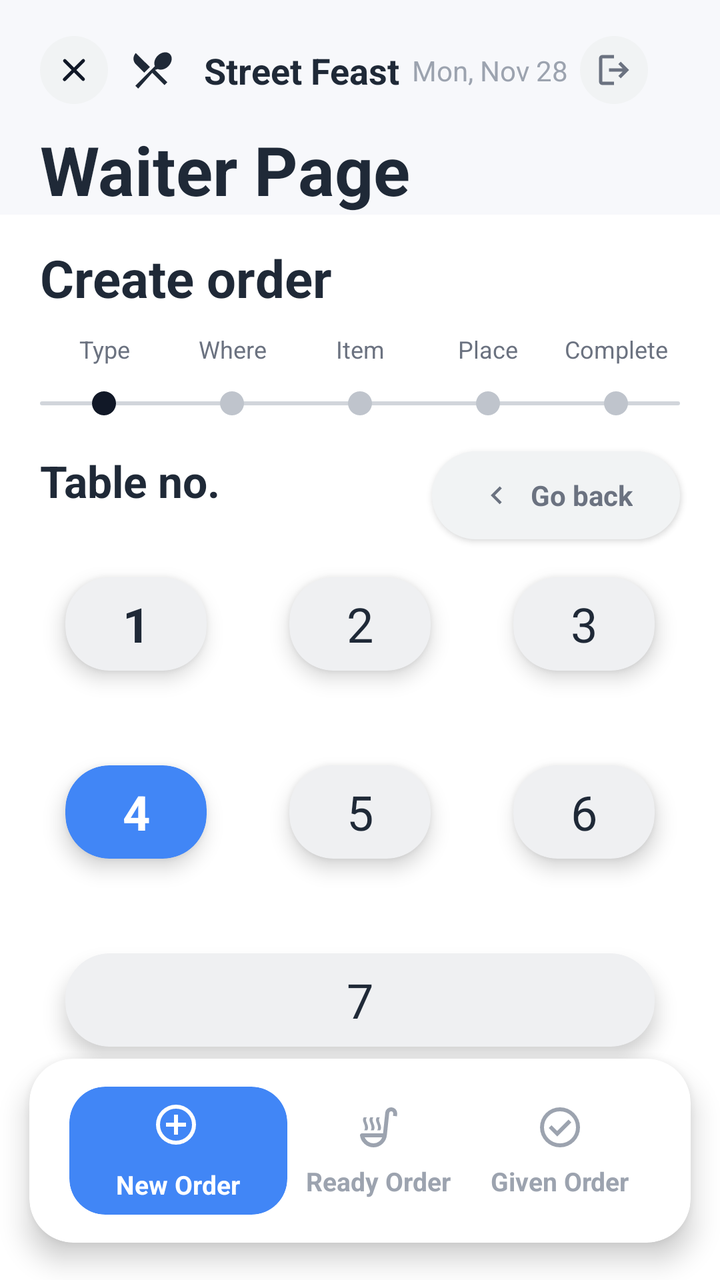
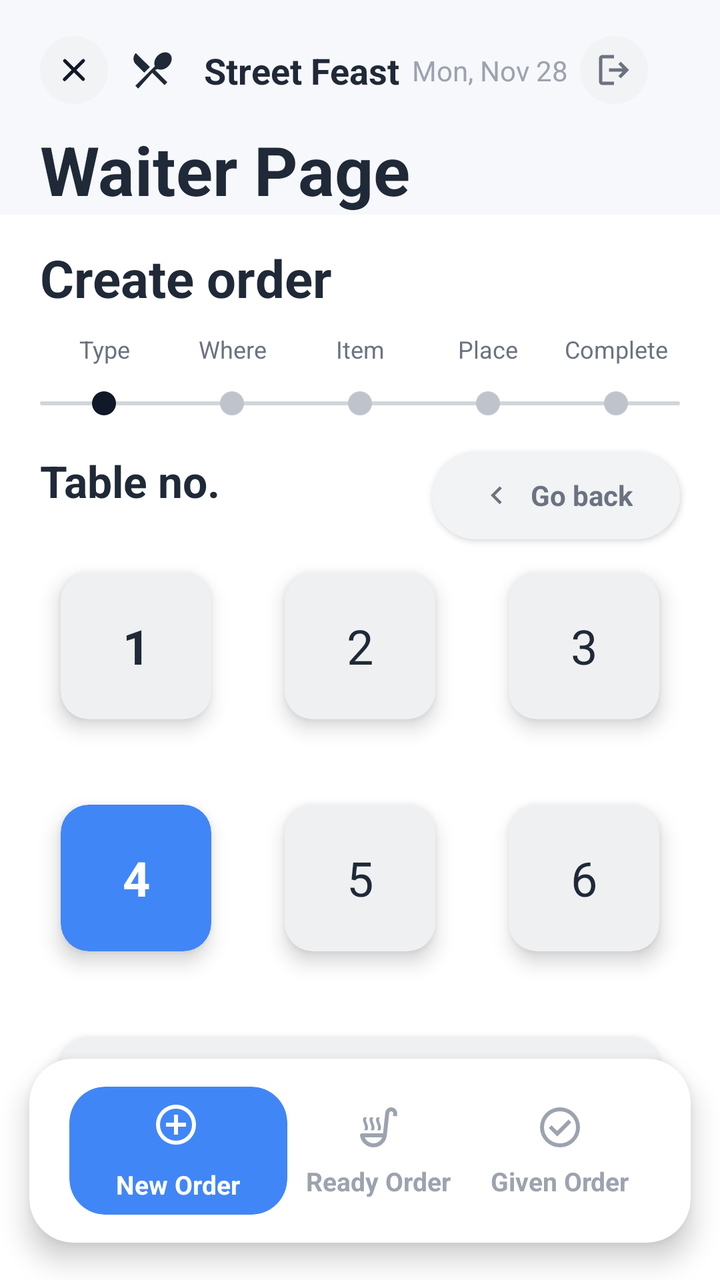

The first picture is an Android layout as it rendered before a commit; the second is the same layout after the commit. The layout source and the unified diff follow.
<!-- AndroidManifest.xml: application theme Theme.StreetFeast -->
<!-- res/layout/fragment_order_where.xml -->
<?xml version="1.0" encoding="utf-8"?>

<androidx.constraintlayout.widget.ConstraintLayout xmlns:android="http://schemas.android.com/apk/res/android"
    xmlns:app="http://schemas.android.com/apk/res-auto"
    android:layout_width="match_parent"
    android:layout_height="match_parent"
    android:background="@color/sf_bg">

    <include
        android:id="@+id/appbar"
        layout="@layout/include_sf_appbar"
        android:layout_width="0dp"
        android:layout_height="wrap_content"
        app:layout_constraintTop_toTopOf="parent"
        app:layout_constraintStart_toStartOf="parent"
        app:layout_constraintEnd_toEndOf="parent" />

    <TextView
        android:id="@+id/tvCreateOrder"
        android:layout_width="wrap_content"
        android:layout_height="wrap_content"
        android:layout_marginStart="@dimen/sf_pad_screen_h"
        android:layout_marginTop="14dp"
        android:text="Create order"
        android:textColor="@color/sf_text_primary"
        android:textSize="26sp"
        android:textStyle="bold"
        app:layout_constraintTop_toBottomOf="@id/appbar"
        app:layout_constraintStart_toStartOf="parent" />

    <include
        android:id="@+id/stepper"
        layout="@layout/include_sf_stepper"
        android:layout_width="0dp"
        android:layout_height="wrap_content"
        android:layout_marginStart="@dimen/sf_pad_screen_h"
        android:layout_marginEnd="@dimen/sf_pad_screen_h"
        android:layout_marginTop="10dp"
        app:layout_constraintTop_toBottomOf="@id/tvCreateOrder"
        app:layout_constraintStart_toStartOf="parent"
        app:layout_constraintEnd_toEndOf="parent" />

    
    <TextView
        android:id="@+id/tvTableNo"
        android:layout_width="wrap_content"
        android:layout_height="wrap_content"
        android:layout_marginStart="@dimen/sf_pad_screen_h"
        android:layout_marginTop="18dp"
        android:text="Table no."
        android:textColor="@color/sf_text_primary"
        android:textSize="22sp"
        android:textStyle="bold"
        app:layout_constraintTop_toBottomOf="@id/stepper"
        app:layout_constraintStart_toStartOf="parent" />

    <LinearLayout
        android:id="@+id/btnGoBack"
        android:layout_width="124dp"
        android:layout_height="44dp"
        android:layout_marginEnd="@dimen/sf_pad_screen_h"
        android:background="@drawable/sf_bg_chip"
        android:gravity="center"
        android:orientation="horizontal"
        android:paddingStart="14dp"
        android:paddingEnd="14dp"
        android:elevation="2dp"
        app:layout_constraintEnd_toEndOf="parent"
        app:layout_constraintTop_toTopOf="@id/tvTableNo">

        <ImageView
            android:layout_width="18dp"
            android:layout_height="18dp"
            android:src="@drawable/ic_chev_left_20" />

        <TextView
            android:layout_width="wrap_content"
            android:layout_height="wrap_content"
            android:layout_marginStart="8dp"
            android:text="Go back"
            android:textColor="@color/sf_text_secondary"
            android:textSize="14sp"
            android:textStyle="bold" />
    </LinearLayout>

    
    <androidx.constraintlayout.helper.widget.Flow
        android:id="@+id/tableFlow"
        android:layout_width="0dp"
        android:layout_height="wrap_content"
        android:layout_marginStart="@dimen/sf_pad_screen_h"
        android:layout_marginEnd="@dimen/sf_pad_screen_h"
        android:layout_marginTop="18dp"
        app:flow_wrapMode="chain"
        app:flow_horizontalStyle="packed"
        app:flow_verticalGap="16dp"
        app:flow_horizontalGap="16dp"
        app:flow_maxElementsWrap="3"
        app:constraint_referenced_ids="t1,t2,t3,t4,t5,t6,t7"
        app:layout_constraintTop_toBottomOf="@id/tvTableNo"
        app:layout_constraintStart_toStartOf="parent"
        app:layout_constraintEnd_toEndOf="parent" />

    
    <androidx.cardview.widget.CardView
        android:id="@+id/t1"
        android:layout_width="0dp"
        android:layout_height="78dp"
        app:cardCornerRadius="@dimen/sf_radius_xl"
        app:cardUseCompatPadding="true"
        app:cardElevation="@dimen/sf_elev_soft"
        app:cardBackgroundColor="@color/sf_surface_soft2">

        <TextView
            android:layout_width="match_parent"
            android:layout_height="match_parent"
            android:gravity="center"
            android:text="1"
            android:textColor="@color/sf_text_primary"
            android:textSize="24sp"
            android:textStyle="bold"/>
    </androidx.cardview.widget.CardView>

    <androidx.cardview.widget.CardView
        android:id="@+id/t2"
        android:layout_width="0dp"
        android:layout_height="78dp"
        app:cardCornerRadius="@dimen/sf_radius_xl"
        app:cardUseCompatPadding="true"
        app:cardElevation="@dimen/sf_elev_soft"
        app:cardBackgroundColor="@color/sf_surface_soft2">

        <TextView
            android:layout_width="match_parent"
            android:layout_height="match_parent"
            android:gravity="center"
            android:text="2"
            android:textColor="@color/sf_text_primary"
            android:textSize="24sp"/>
    </androidx.cardview.widget.CardView>

    <androidx.cardview.widget.CardView
        android:id="@+id/t3"
        android:layout_width="0dp"
        android:layout_height="78dp"
        app:cardCornerRadius="@dimen/sf_radius_xl"
        app:cardUseCompatPadding="true"
        app:cardElevation="@dimen/sf_elev_soft"
        app:cardBackgroundColor="@color/sf_surface_soft2">

        <TextView
            android:layout_width="match_parent"
            android:layout_height="match_parent"
            android:gravity="center"
            android:text="3"
            android:textColor="@color/sf_text_primary"
            android:textSize="24sp"/>
    </androidx.cardview.widget.CardView>

    
    <androidx.cardview.widget.CardView
        android:id="@+id/t4"
        android:layout_width="0dp"
        android:layout_height="78dp"
        app:cardCornerRadius="@dimen/sf_radius_xl"
        app:cardUseCompatPadding="true"
        app:cardElevation="@dimen/sf_elev_soft"
        app:cardBackgroundColor="@color/sf_primary">

        <TextView
            android:layout_width="match_parent"
            android:layout_height="match_parent"
            android:gravity="center"
            android:text="4"
            android:textColor="@color/sf_white"
            android:textSize="24sp"
            android:textStyle="bold"/>
    </androidx.cardview.widget.CardView>

    <androidx.cardview.widget.CardView
        android:id="@+id/t5"
        android:layout_width="0dp"
        android:layout_height="78dp"
        app:cardCornerRadius="@dimen/sf_radius_xl"
        app:cardUseCompatPadding="true"
        app:cardElevation="@dimen/sf_elev_soft"
        app:cardBackgroundColor="@color/sf_surface_soft2">

        <TextView
            android:layout_width="match_parent"
            android:layout_height="match_parent"
            android:gravity="center"
            android:text="5"
            android:textColor="@color/sf_text_primary"
            android:textSize="24sp"/>
    </androidx.cardview.widget.CardView>

    <androidx.cardview.widget.CardView
        android:id="@+id/t6"
        android:layout_width="0dp"
        android:layout_height="78dp"
        app:cardCornerRadius="@dimen/sf_radius_xl"
        app:cardUseCompatPadding="true"
        app:cardElevation="@dimen/sf_elev_soft"
        app:cardBackgroundColor="@color/sf_surface_soft2">

        <TextView
            android:layout_width="match_parent"
            android:layout_height="match_parent"
            android:gravity="center"
            android:text="6"
            android:textColor="@color/sf_text_primary"
            android:textSize="24sp"/>
    </androidx.cardview.widget.CardView>

    <androidx.cardview.widget.CardView
        android:id="@+id/t7"
        android:layout_width="0dp"
        android:layout_height="78dp"
        app:cardCornerRadius="@dimen/sf_radius_xl"
        app:cardUseCompatPadding="true"
        app:cardElevation="@dimen/sf_elev_soft"
        app:cardBackgroundColor="@color/sf_surface_soft2">

        <TextView
            android:layout_width="match_parent"
            android:layout_height="match_parent"
            android:gravity="center"
            android:text="7"
            android:textColor="@color/sf_text_primary"
            android:textSize="24sp"/>
    </androidx.cardview.widget.CardView>

    <include
        android:id="@+id/bottomNav"
        layout="@layout/include_sf_bottom_nav"
        android:layout_width="0dp"
        android:layout_height="wrap_content"
        app:layout_constraintBottom_toBottomOf="parent"
        app:layout_constraintStart_toStartOf="parent"
        app:layout_constraintEnd_toEndOf="parent" />

</androidx.constraintlayout.widget.ConstraintLayout>
<!-- res/layout/include_sf_appbar.xml (included above) -->
<?xml version="1.0" encoding="utf-8"?>
<androidx.constraintlayout.widget.ConstraintLayout xmlns:android="http://schemas.android.com/apk/res/android"
    xmlns:app="http://schemas.android.com/apk/res-auto"
    android:layout_width="match_parent"
    android:layout_height="@dimen/sf_appbar_h"
    android:background="@color/sf_appbar_bg"
    android:paddingStart="@dimen/sf_pad_screen_h"
    android:paddingEnd="@dimen/sf_pad_screen_h"
    android:paddingTop="18dp">

    <FrameLayout
        android:id="@+id/btnClose"
        android:layout_width="34dp"
        android:layout_height="34dp"
        android:background="@drawable/sf_bg_circle_light"
        app:layout_constraintStart_toStartOf="parent"
        app:layout_constraintTop_toTopOf="parent">

        <ImageView
            android:layout_width="20dp"
            android:layout_height="20dp"
            android:layout_gravity="center"
            android:src="@drawable/ic_close_20" />
    </FrameLayout>

    <ImageView
        android:id="@+id/ivBrand"
        android:layout_width="24dp"
        android:layout_height="24dp"
        android:layout_marginStart="10dp"
        android:src="@drawable/ic_cutlery"
        android:tint="@color/sf_text_primary"
        app:layout_constraintStart_toEndOf="@id/btnClose"
        app:layout_constraintTop_toTopOf="@id/btnClose"
        app:layout_constraintBottom_toBottomOf="@id/btnClose" />

    <TextView
        android:id="@+id/tvBrand"
        android:layout_width="wrap_content"
        android:layout_height="wrap_content"
        android:layout_marginStart="8dp"
        android:text="Street Feast"
        android:textColor="@color/sf_text_primary"
        android:textSize="18sp"
        android:textStyle="bold"
        app:layout_constraintStart_toEndOf="@id/ivBrand"
        app:layout_constraintEnd_toStartOf="@id/tvDate"
        app:layout_constraintTop_toTopOf="@id/btnClose"
        app:layout_constraintBottom_toBottomOf="@id/btnClose" />

    <TextView
        android:id="@+id/tvDate"
        android:layout_width="wrap_content"
        android:layout_height="wrap_content"
        android:text="Mon, Nov 28"
        android:textColor="@color/sf_text_muted"
        android:textSize="14sp"
        app:layout_constraintStart_toEndOf="@id/tvBrand"
        app:layout_constraintEnd_toStartOf="@id/btnLogout"
        app:layout_constraintTop_toTopOf="@id/btnClose"
        app:layout_constraintBottom_toBottomOf="@id/btnClose" />

    <FrameLayout
        android:id="@+id/btnLogout"
        android:layout_width="34dp"
        android:layout_height="34dp"
        android:background="@drawable/sf_bg_circle_light"
        android:layout_marginEnd="10dp"
        app:layout_constraintStart_toEndOf="@id/tvDate"
        app:layout_constraintEnd_toEndOf="parent"
        app:layout_constraintTop_toTopOf="parent">

        <ImageView
            android:layout_width="20dp"
            android:layout_height="20dp"
            android:layout_gravity="center"
            android:src="@drawable/logout_24px" />
    </FrameLayout>

    <TextView
        android:id="@+id/tvTitle"
        android:layout_width="wrap_content"
        android:layout_height="wrap_content"
        android:layout_marginTop="10dp"
        android:text="Waiter Page"
        android:textColor="@color/sf_text_primary"
        android:textSize="34sp"
        android:textStyle="bold"
        app:layout_constraintStart_toStartOf="parent"
        app:layout_constraintTop_toBottomOf="@id/btnClose" />

</androidx.constraintlayout.widget.ConstraintLayout>
<!-- res/layout/include_sf_stepper.xml (included above) -->
<?xml version="1.0" encoding="utf-8"?>

<androidx.constraintlayout.widget.ConstraintLayout xmlns:android="http://schemas.android.com/apk/res/android"
    xmlns:app="http://schemas.android.com/apk/res-auto"
    android:layout_width="match_parent"
    android:layout_height="86dp">

    
    <TextView
        android:id="@+id/s1"
        android:layout_width="0dp"
        android:layout_height="wrap_content"
        android:gravity="center"
        android:text="Type"
        android:textColor="@color/sf_text_secondary"
        android:textSize="12sp"
        app:layout_constraintStart_toStartOf="parent"
        app:layout_constraintEnd_toStartOf="@id/s2"
        app:layout_constraintTop_toTopOf="parent"
        app:layout_constraintHorizontal_weight="1" />

    <TextView
        android:id="@+id/s2"
        android:layout_width="0dp"
        android:layout_height="wrap_content"
        android:gravity="center"
        android:text="Where"
        android:textColor="@color/sf_text_secondary"
        android:textSize="12sp"
        app:layout_constraintStart_toEndOf="@id/s1"
        app:layout_constraintEnd_toStartOf="@id/s3"
        app:layout_constraintTop_toTopOf="parent"
        app:layout_constraintHorizontal_weight="1" />

    <TextView
        android:id="@+id/s3"
        android:layout_width="0dp"
        android:layout_height="wrap_content"
        android:gravity="center"
        android:text="Item"
        android:textColor="@color/sf_text_secondary"
        android:textSize="12sp"
        app:layout_constraintStart_toEndOf="@id/s2"
        app:layout_constraintEnd_toStartOf="@id/s4"
        app:layout_constraintTop_toTopOf="parent"
        app:layout_constraintHorizontal_weight="1" />

    <TextView
        android:id="@+id/s4"
        android:layout_width="0dp"
        android:layout_height="wrap_content"
        android:gravity="center"
        android:text="Place"
        android:textColor="@color/sf_text_secondary"
        android:textSize="12sp"
        app:layout_constraintStart_toEndOf="@id/s3"
        app:layout_constraintEnd_toStartOf="@id/s5"
        app:layout_constraintTop_toTopOf="parent"
        app:layout_constraintHorizontal_weight="1" />

    <TextView
        android:id="@+id/s5"
        android:layout_width="0dp"
        android:layout_height="wrap_content"
        android:gravity="center"
        android:text="Complete"
        android:textColor="@color/sf_text_secondary"
        android:textSize="12sp"
        app:layout_constraintStart_toEndOf="@id/s4"
        app:layout_constraintEnd_toEndOf="parent"
        app:layout_constraintTop_toTopOf="parent"
        app:layout_constraintHorizontal_weight="1" />

    
    <View
        android:id="@+id/stepLine"
        android:layout_width="0dp"
        android:layout_height="@dimen/sf_step_line_h"
        android:layout_marginTop="18dp"
        android:background="@drawable/sf_step_line"
        app:layout_constraintStart_toStartOf="parent"
        app:layout_constraintEnd_toEndOf="parent"
        app:layout_constraintTop_toBottomOf="@id/s1" />

    
    <View
        android:id="@+id/d1"
        android:layout_width="@dimen/sf_step_dot"
        android:layout_height="@dimen/sf_step_dot"
        android:background="@drawable/sf_step_dot_active"
        app:layout_constraintTop_toTopOf="@id/stepLine"
        app:layout_constraintBottom_toBottomOf="@id/stepLine"
        app:layout_constraintStart_toStartOf="@id/s1"
        app:layout_constraintEnd_toEndOf="@id/s1" />

    <View
        android:id="@+id/d2"
        android:layout_width="@dimen/sf_step_dot"
        android:layout_height="@dimen/sf_step_dot"
        android:background="@drawable/sf_step_dot_inactive"
        app:layout_constraintTop_toTopOf="@id/stepLine"
        app:layout_constraintBottom_toBottomOf="@id/stepLine"
        app:layout_constraintStart_toStartOf="@id/s2"
        app:layout_constraintEnd_toEndOf="@id/s2" />

    <View
        android:id="@+id/d3"
        android:layout_width="@dimen/sf_step_dot"
        android:layout_height="@dimen/sf_step_dot"
        android:background="@drawable/sf_step_dot_inactive"
        app:layout_constraintTop_toTopOf="@id/stepLine"
        app:layout_constraintBottom_toBottomOf="@id/stepLine"
        app:layout_constraintStart_toStartOf="@id/s3"
        app:layout_constraintEnd_toEndOf="@id/s3" />

    <View
        android:id="@+id/d4"
        android:layout_width="@dimen/sf_step_dot"
        android:layout_height="@dimen/sf_step_dot"
        android:background="@drawable/sf_step_dot_inactive"
        app:layout_constraintTop_toTopOf="@id/stepLine"
        app:layout_constraintBottom_toBottomOf="@id/stepLine"
        app:layout_constraintStart_toStartOf="@id/s4"
        app:layout_constraintEnd_toEndOf="@id/s4" />

    <View
        android:id="@+id/d5"
        android:layout_width="@dimen/sf_step_dot"
        android:layout_height="@dimen/sf_step_dot"
        android:background="@drawable/sf_step_dot_inactive"
        app:layout_constraintTop_toTopOf="@id/stepLine"
        app:layout_constraintBottom_toBottomOf="@id/stepLine"
        app:layout_constraintStart_toStartOf="@id/s5"
        app:layout_constraintEnd_toEndOf="@id/s5" />

    
    <TextView
        android:id="@+id/v1"
        android:layout_width="wrap_content"
        android:layout_height="wrap_content"
        android:layout_marginTop="8dp"
        android:text="Din in"
        android:textColor="@color/sf_text_primary"
        android:textSize="12sp"
        android:visibility="gone"
        app:layout_constraintTop_toBottomOf="@id/stepLine"
        app:layout_constraintStart_toStartOf="@id/s1"
        app:layout_constraintEnd_toEndOf="@id/s1" />

    <TextView
        android:id="@+id/v2"
        android:layout_width="wrap_content"
        android:layout_height="wrap_content"
        android:layout_marginTop="8dp"
        android:text="No 4"
        android:textColor="@color/sf_text_primary"
        android:textSize="12sp"
        android:visibility="gone"
        app:layout_constraintTop_toBottomOf="@id/stepLine"
        app:layout_constraintStart_toStartOf="@id/s2"
        app:layout_constraintEnd_toEndOf="@id/s2" />

</androidx.constraintlayout.widget.ConstraintLayout>
<!-- res/layout/include_sf_bottom_nav.xml (included above) -->
<?xml version="1.0" encoding="utf-8"?>

<androidx.cardview.widget.CardView xmlns:android="http://schemas.android.com/apk/res/android"
    xmlns:app="http://schemas.android.com/apk/res-auto"
    android:id="@+id/bottomNav"
    android:layout_width="match_parent"
    android:layout_height="@dimen/sf_bottom_nav_h"
    app:cardElevation="@dimen/sf_elev_nav"
    app:cardUseCompatPadding="true"
    app:cardCornerRadius="22dp"
    app:cardBackgroundColor="@color/sf_bg">

    <androidx.constraintlayout.widget.ConstraintLayout
        android:layout_width="match_parent"
        android:layout_height="match_parent"
        android:paddingStart="@dimen/sf_pad_screen_h"
        android:paddingEnd="@dimen/sf_pad_screen_h"
        android:paddingTop="14dp"
        android:paddingBottom="14dp">

        
        <androidx.cardview.widget.CardView
            android:id="@+id/navNewOrder"
            android:layout_width="0dp"
            android:layout_height="@dimen/sf_selected_nav_h"
            app:cardBackgroundColor="@color/sf_primary"
            app:cardCornerRadius="18dp"
            app:cardElevation="0dp"
            app:layout_constraintStart_toStartOf="parent"
            app:layout_constraintTop_toTopOf="parent"
            app:layout_constraintBottom_toBottomOf="parent"
            app:layout_constraintEnd_toStartOf="@id/navReadyOrder"
            app:layout_constraintHorizontal_weight="1.2">

            <LinearLayout
                android:layout_width="match_parent"
                android:layout_height="match_parent"
                android:gravity="center"
                android:orientation="vertical">

                <FrameLayout
                    android:layout_width="28dp"
                    android:layout_height="28dp"
                    android:background="@android:color/transparent"
                    android:foreground="?attr/selectableItemBackgroundBorderless">

                    <androidx.cardview.widget.CardView
                        android:layout_width="26dp"
                        android:layout_height="26dp"
                        app:cardCornerRadius="13dp"
                        app:cardBackgroundColor="@android:color/transparent"
                        app:cardElevation="0dp"
                        app:cardUseCompatPadding="false"
                        android:foreground="?attr/selectableItemBackgroundBorderless">

                        <FrameLayout
                            android:layout_width="match_parent"
                            android:layout_height="match_parent"
                            android:background="@android:color/transparent">

                            <ImageView
                                android:layout_width="24dp"
                                android:layout_height="24dp"
                                android:layout_gravity="center"
                                android:src="@drawable/add_circle_24px"
                                android:tint="@color/sf_white" />
                        </FrameLayout>
                    </androidx.cardview.widget.CardView>
                </FrameLayout>

                <TextView
                    android:layout_width="wrap_content"
                    android:layout_height="wrap_content"
                    android:layout_marginTop="6dp"
                    android:text="New Order"
                    android:textColor="@color/sf_white"
                    android:textSize="13sp"
                    android:textStyle="bold" />
            </LinearLayout>
        </androidx.cardview.widget.CardView>

        
        <LinearLayout
            android:id="@+id/navReadyOrder"
            android:layout_width="0dp"
            android:layout_height="wrap_content"
            android:gravity="center"
            android:orientation="vertical"
            app:layout_constraintStart_toEndOf="@id/navNewOrder"
            app:layout_constraintEnd_toStartOf="@id/navGivenOrder"
            app:layout_constraintTop_toTopOf="parent"
            app:layout_constraintBottom_toBottomOf="parent"
            app:layout_constraintHorizontal_weight="1">

            <ImageView
                android:layout_width="24dp"
                android:layout_height="24dp"
                android:src="@drawable/soup_kitchen_24px"
                android:tint="@color/sf_text_muted" />

            <TextView
                android:layout_width="wrap_content"
                android:layout_height="wrap_content"
                android:layout_marginTop="6dp"
                android:text="Ready Order"
                android:textColor="@color/sf_text_muted"
                android:textSize="13sp"
                android:textStyle="bold"/>
        </LinearLayout>

        
        <LinearLayout
            android:id="@+id/navGivenOrder"
            android:layout_width="0dp"
            android:layout_height="wrap_content"
            android:gravity="center"
            android:orientation="vertical"
            app:layout_constraintStart_toEndOf="@id/navReadyOrder"
            app:layout_constraintEnd_toEndOf="parent"
            app:layout_constraintTop_toTopOf="parent"
            app:layout_constraintBottom_toBottomOf="parent"
            app:layout_constraintHorizontal_weight="1">

            <ImageView
                android:layout_width="24dp"
                android:layout_height="24dp"
                android:src="@drawable/check_circle_24px"
                android:tint="@color/sf_text_muted" />

            <TextView
                android:layout_width="wrap_content"
                android:layout_height="wrap_content"
                android:layout_marginTop="6dp"
                android:text="Given Order"
                android:textColor="@color/sf_text_muted"
                android:textSize="13sp"
                android:textStyle="bold"/>
        </LinearLayout>

    </androidx.constraintlayout.widget.ConstraintLayout>
</androidx.cardview.widget.CardView>
<!-- resources referenced by this layout -->
<resources>
  <color name="sf_appbar_bg">#F7F8FB</color>
  <color name="sf_bg">#FFFFFF</color>
  <color name="sf_primary">#4186F6</color>
  <color name="sf_surface_soft2">#EFF0F2</color>
  <color name="sf_text_muted">#9CA3AF</color>
  <color name="sf_text_primary">#1F2937</color>
  <color name="sf_text_secondary">#6B7280</color>
  <color name="sf_white">#FFFFFF</color>
  <dimen name="sf_appbar_h">116dp</dimen>
  <dimen name="sf_bottom_nav_h">96dp</dimen>
  <dimen name="sf_elev_nav">8dp</dimen>
  <dimen name="sf_elev_soft">6dp</dimen>
  <dimen name="sf_pad_screen_h">20dp</dimen>
  <dimen name="sf_radius_xl">22dp</dimen>
  <dimen name="sf_selected_nav_h">64dp</dimen>
  <dimen name="sf_step_dot">12dp</dimen>
  <dimen name="sf_step_line_h">2dp</dimen>
  <!-- drawable ic_chev_left_20 (drawable) -->
  <vector xmlns:android="http://schemas.android.com/apk/res/android"
      android:width="20dp" android:height="20dp"
      android:viewportWidth="24" android:viewportHeight="24">
      <path android:fillColor="#6B7280"
          android:pathData="M15.4,7.4 14,6 8,12l6,6 1.4,-1.4L10.8,12z"/>
  </vector>
  <!-- drawable ic_close_20 (drawable) -->
  <vector xmlns:android="http://schemas.android.com/apk/res/android"
      android:width="20dp" android:height="20dp"
      android:viewportWidth="24" android:viewportHeight="24">
      <path android:fillColor="#111827"
          android:pathData="M18.3,5.71a1,1 0,0 0,-1.41 0L12,10.59 7.11,5.7A1,1 0,0 0,5.7 7.11L10.59,12 5.7,16.89a1,1 0,1 0,1.41 1.41L12,13.41l4.89,4.89a1,1 0,0 0,1.41 -1.41L13.41,12l4.89,-4.89a1,1 0,0 0,0 -1.4Z"/>
  </vector>
  <!-- drawable sf_bg_chip (drawable) -->
  <?xml version="1.0" encoding="utf-8"?>
  
  <shape xmlns:android="http://schemas.android.com/apk/res/android">
      <solid android:color="@color/sf_chip_bg" />
      <corners android:radius="28dp" />
  </shape>
  <!-- drawable sf_bg_circle_light (drawable) -->
  <?xml version="1.0" encoding="utf-8"?>
  
  <shape xmlns:android="http://schemas.android.com/apk/res/android">
      <solid android:color="@color/sf_chip_bg" />
      <corners android:radius="999dp" />
  </shape>
  <!-- drawable sf_step_dot_active (drawable) -->
  <?xml version="1.0" encoding="utf-8"?>
  
  <shape xmlns:android="http://schemas.android.com/apk/res/android">
      <size android:width="@dimen/sf_step_dot" android:height="@dimen/sf_step_dot"/>
      <solid android:color="@color/sf_dot_active"/>
      <corners android:radius="999dp"/>
  </shape>
  <!-- drawable sf_step_dot_inactive (drawable) -->
  <?xml version="1.0" encoding="utf-8"?>
  
  <shape xmlns:android="http://schemas.android.com/apk/res/android">
      <size android:width="@dimen/sf_step_dot" android:height="@dimen/sf_step_dot"/>
      <solid android:color="@color/sf_dot_inactive"/>
      <corners android:radius="999dp"/>
  </shape>
  <!-- drawable sf_step_line (drawable) -->
  <?xml version="1.0" encoding="utf-8"?>
  
  <shape xmlns:android="http://schemas.android.com/apk/res/android">
      <size android:height="@dimen/sf_step_line_h"/>
      <solid android:color="@color/sf_divider"/>
      <corners android:radius="999dp"/>
  </shape>
  <style name="Theme.StreetFeast" parent="Base.Theme.StreetFeast" />
  <color name="sf_chip_bg">#F1F3F4</color>
  <color name="sf_dot_active">#111827</color>
  <color name="sf_dot_inactive">#BFC4CC</color>
  <color name="sf_divider">#D1D5DB</color>
  <style name="Base.Theme.StreetFeast" parent="Theme.Material3.Light.NoActionBar">
          <item name="colorPrimary">@color/action_primary</item>
          <item name="colorOnPrimary">@color/white</item>
          <item name="android:statusBarColor">@color/white</item>
          <item name="android:windowLightStatusBar">true</item>
          <item name="android:textColorPrimary">@color/text_primary</item>
          <item name="android:textColorSecondary">@color/text_secondary</item>
      </style>
  <color name="action_primary">#22C55E</color>
  <color name="white">#FFFFFFFF</color>
  <color name="text_primary">#1F2937</color>
  <color name="text_secondary">#6B7280</color>
  <!-- unchanged entries left out for length: 5 -->
</resources>

<!-- the commit's change to res/layout/fragment_order_where.xml (unified diff, before → after) -->
@@ -105,8 +105,8 @@
     <androidx.cardview.widget.CardView
         android:id="@+id/t1"
         android:layout_width="0dp"
-        android:layout_height="78dp"
-        app:cardCornerRadius="@dimen/sf_radius_xl"
+        android:layout_height="100dp"
+        app:cardCornerRadius="@dimen/sf_radius_m"
         app:cardUseCompatPadding="true"
         app:cardElevation="@dimen/sf_elev_soft"
         app:cardBackgroundColor="@color/sf_surface_soft2">
@@ -124,8 +124,8 @@
     <androidx.cardview.widget.CardView
         android:id="@+id/t2"
         android:layout_width="0dp"
-        android:layout_height="78dp"
-        app:cardCornerRadius="@dimen/sf_radius_xl"
+        android:layout_height="100dp"
+        app:cardCornerRadius="@dimen/sf_radius_m"
         app:cardUseCompatPadding="true"
         app:cardElevation="@dimen/sf_elev_soft"
         app:cardBackgroundColor="@color/sf_surface_soft2">
@@ -142,8 +142,8 @@
     <androidx.cardview.widget.CardView
         android:id="@+id/t3"
         android:layout_width="0dp"
-        android:layout_height="78dp"
-        app:cardCornerRadius="@dimen/sf_radius_xl"
+        android:layout_height="100dp"
+        app:cardCornerRadius="@dimen/sf_radius_m"
         app:cardUseCompatPadding="true"
         app:cardElevation="@dimen/sf_elev_soft"
         app:cardBackgroundColor="@color/sf_surface_soft2">
@@ -161,8 +161,8 @@
     <androidx.cardview.widget.CardView
         android:id="@+id/t4"
         android:layout_width="0dp"
-        android:layout_height="78dp"
-        app:cardCornerRadius="@dimen/sf_radius_xl"
+        android:layout_height="100dp"
+        app:cardCornerRadius="@dimen/sf_radius_m"
         app:cardUseCompatPadding="true"
         app:cardElevation="@dimen/sf_elev_soft"
         app:cardBackgroundColor="@color/sf_primary">
@@ -180,8 +180,8 @@
     <androidx.cardview.widget.CardView
         android:id="@+id/t5"
         android:layout_width="0dp"
-        android:layout_height="78dp"
-        app:cardCornerRadius="@dimen/sf_radius_xl"
+        android:layout_height="100dp"
+        app:cardCornerRadius="@dimen/sf_radius_m"
         app:cardUseCompatPadding="true"
         app:cardElevation="@dimen/sf_elev_soft"
         app:cardBackgroundColor="@color/sf_surface_soft2">
@@ -198,8 +198,8 @@
     <androidx.cardview.widget.CardView
         android:id="@+id/t6"
         android:layout_width="0dp"
-        android:layout_height="78dp"
-        app:cardCornerRadius="@dimen/sf_radius_xl"
+        android:layout_height="100dp"
+        app:cardCornerRadius="@dimen/sf_radius_m"
         app:cardUseCompatPadding="true"
         app:cardElevation="@dimen/sf_elev_soft"
         app:cardBackgroundColor="@color/sf_surface_soft2">
@@ -216,8 +216,8 @@
     <androidx.cardview.widget.CardView
         android:id="@+id/t7"
         android:layout_width="0dp"
-        android:layout_height="78dp"
-        app:cardCornerRadius="@dimen/sf_radius_xl"
+        android:layout_height="100dp"
+        app:cardCornerRadius="@dimen/sf_radius_m"
         app:cardUseCompatPadding="true"
         app:cardElevation="@dimen/sf_elev_soft"
         app:cardBackgroundColor="@color/sf_surface_soft2">
@@ -476,7 +476,7 @@
         android:layout_width="wrap_content"
         android:layout_height="wrap_content"
         android:layout_marginTop="8dp"
-        android:text="Din in"
+        android:text="Dine in"
         android:textColor="@color/sf_text_primary"
         android:textSize="12sp"
         android:visibility="gone"
<!-- resource entries referenced after the edit -->
@@ -13,7 +13,7 @@
   <dimen name="sf_elev_nav">8dp</dimen>
   <dimen name="sf_elev_soft">6dp</dimen>
   <dimen name="sf_pad_screen_h">20dp</dimen>
-  <dimen name="sf_radius_xl">22dp</dimen>
+  <dimen name="sf_radius_m">14dp</dimen>
   <dimen name="sf_selected_nav_h">64dp</dimen>
   <dimen name="sf_step_dot">12dp</dimen>
   <dimen name="sf_step_line_h">2dp</dimen>
